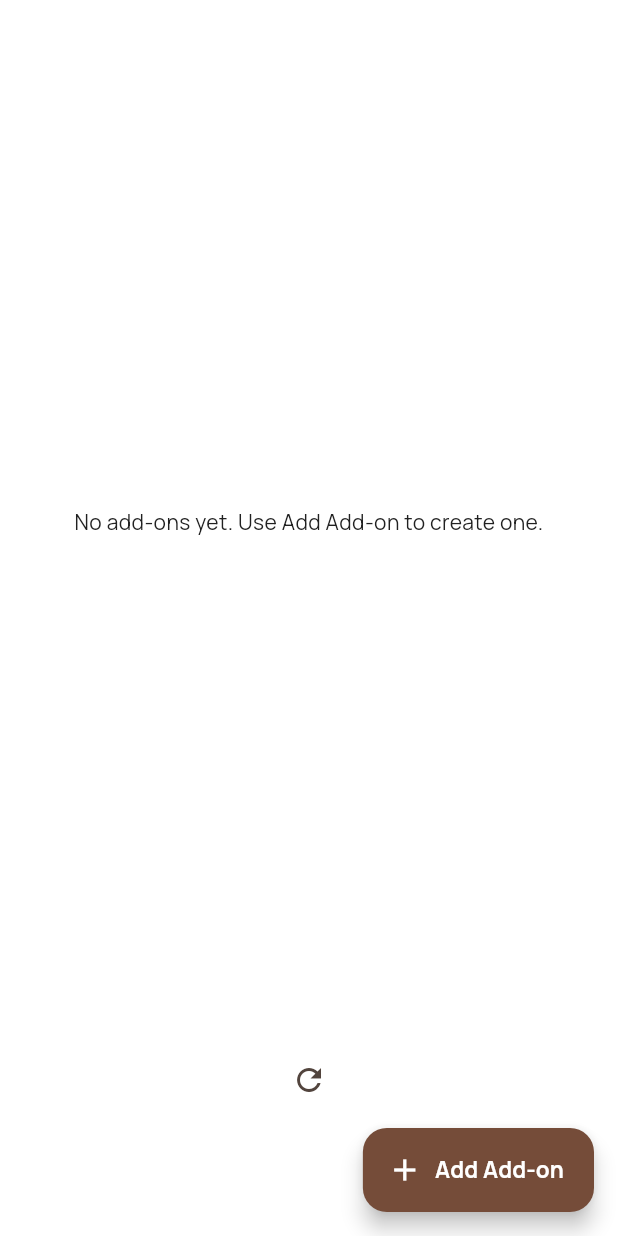
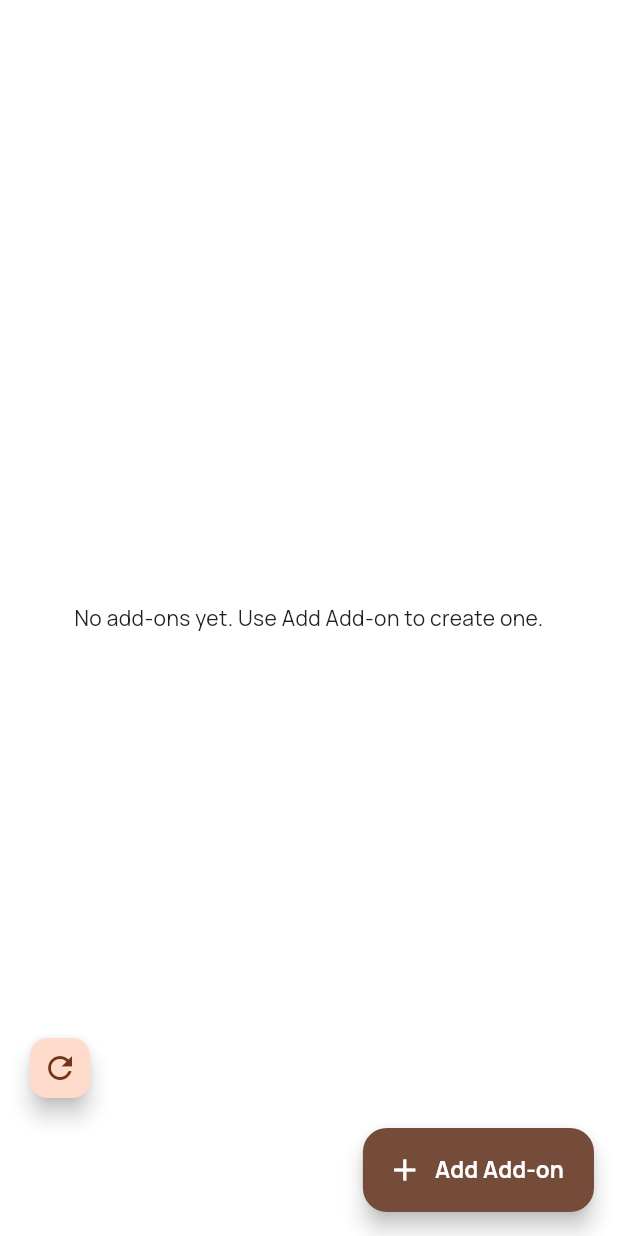
Before and after one commit to najmizakaria/bloom_and_bunch_kl, a Flutter app: the CommerceCatalogueScreen screen opened directly, on a phone screen of 412 x 824 dp. Run offline on Flutter 3.47's test engine with Material 3 defaults, Android fonts, the phone set to English and light mode, and no system bars; our stand-ins replace app_links, cloud_firestore, cloud_functions, firebase_analytics, firebase_auth, firebase_core and 11 more; missing offline and left inert: dart:js_interop, firebase_app_check; accounts and stored records are empty.

Commit message:
Updated button refresh

```diff
--- a/lib/core/widgets/firestore_page.dart
+++ b/lib/core/widgets/firestore_page.dart
@@ -62,20 +62,8 @@ class _FirestorePageState extends State<FirestorePage> {
           snapshot.data?.docs.take(_limit).toList() ??
           <QueryDocumentSnapshot<Map<String, dynamic>>>[];
       final loading = snapshot.connectionState == ConnectionState.waiting;
-      final reload = Padding(
-        padding: EdgeInsets.only(
-          bottom: Scaffold.maybeOf(context)?.widget.floatingActionButton != null
-              ? 80
-              : 0,
-        ),
-        child: Center(
-          child: IconButton(
-            tooltip: 'Reload',
-            onPressed: loading ? null : _refresh,
-            icon: const Icon(Icons.refresh),
-          ),
-        ),
-      );
+      final hasAddButton =
+          Scaffold.maybeOf(context)?.widget.floatingActionButton != null;
       Widget content;
       if (snapshot.hasError) {
         content = Center(
@@ -93,7 +81,11 @@ class _FirestorePageState extends State<FirestorePage> {
       } else if (!snapshot.hasData) {
         content = const Center(child: CircularProgressIndicator());
       } else if (widget.pageBuilder != null) {
-        content = widget.pageBuilder!(context, docs, reload);
+        content = widget.pageBuilder!(
+          context,
+          docs,
+          SizedBox(height: hasAddButton ? 160 : 88),
+        );
       } else if (docs.isEmpty) {
         content = Center(
           child: Padding(
@@ -109,14 +101,29 @@ class _FirestorePageState extends State<FirestorePage> {
             (snapshot.data?.docs.length ?? 0) > _limit && !snapshot.hasError,
         busy: loading,
         onLoad: _loadMore,
-        child: Column(
+        child: Stack(
+          fit: StackFit.expand,
           children: [
-            if (loading && snapshot.hasData) const LinearProgressIndicator(),
-            Expanded(child: content),
-            if (widget.pageBuilder == null ||
-                snapshot.hasError ||
-                !snapshot.hasData)
-              SafeArea(top: false, child: reload),
+            Column(
+              children: [
+                if (loading && snapshot.hasData)
+                  const LinearProgressIndicator(),
+                Expanded(child: content),
+              ],
+            ),
+            Positioned(
+              left: 16,
+              bottom: hasAddButton ? 88 : 16,
+              child: SafeArea(
+                top: false,
+                child: FloatingActionButton.small(
+                  heroTag: null,
+                  tooltip: 'Reload',
+                  onPressed: loading ? null : _refresh,
+                  child: const Icon(Icons.refresh),
+                ),
+              ),
+            ),
           ],
         ),
       );
--- a/lib/features/admin/admin_activity_screen.dart
+++ b/lib/features/admin/admin_activity_screen.dart
@@ -29,6 +29,7 @@ class AdminActivityScreen extends StatelessWidget {
             .where((d) => audit || prefs[d.data()['kind']] != false)
             .toList();
         return ListView(
+          padding: const EdgeInsets.only(bottom: 88),
           children: [
             if (visible.isEmpty)
               const Padding(
--- a/lib/features/admin/admin_order_detail_screen.dart
+++ b/lib/features/admin/admin_order_detail_screen.dart
@@ -278,6 +278,7 @@ class _OrderEvents extends StatelessWidget {
           .orderBy('createdAt', descending: true),
       emptyMessage: 'No recorded events.',
       builder: (context, docs) => ListView(
+        padding: const EdgeInsets.only(bottom: 88),
         children: docs
             .map(
               (d) => ListTile(
--- a/lib/features/customer/screens/order_history_screen.dart
+++ b/lib/features/customer/screens/order_history_screen.dart
@@ -243,7 +243,7 @@ class _OrderHistoryScreenState extends State<OrderHistoryScreen> {
                   : 'No active orders match this filter.',
               builder: (context, docs) {
                 return ListView.separated(
-                  padding: const EdgeInsets.fromLTRB(16, 0, 16, 28),
+                  padding: const EdgeInsets.fromLTRB(16, 0, 16, 88),
                   itemCount: docs.length,
                   separatorBuilder: (_, _) => const SizedBox(height: 12),
                   itemBuilder: (context, index) {
--- a/lib/features/florist/screens/commerce_catalogue_screen.dart
+++ b/lib/features/florist/screens/commerce_catalogue_screen.dart
@@ -398,7 +398,7 @@ class _CommerceCatalogueScreenState extends State<CommerceCatalogueScreen> {
           ? 'No add-ons yet. Use Add Add-on to create one.'
           : 'No card designs yet. Use Add Card Design to create one.',
       builder: (context, products) => ListView.builder(
-        padding: const EdgeInsets.fromLTRB(16, 14, 16, 90),
+        padding: const EdgeInsets.fromLTRB(16, 14, 16, 160),
         itemCount: products.length,
         itemBuilder: (context, index) {
           final document = products[index];
--- a/lib/features/florist/screens/florist_inventory_screen.dart
+++ b/lib/features/florist/screens/florist_inventory_screen.dart
@@ -469,7 +469,7 @@ class FloristInventoryScreen extends StatelessWidget {
           }).toList();
 
           return ListView.builder(
-            padding: const EdgeInsets.fromLTRB(16, 14, 16, 90),
+            padding: const EdgeInsets.fromLTRB(16, 14, 16, 160),
             itemCount: flowers.length,
             itemBuilder: (context, index) {
               final flower = flowers[index];
--- a/lib/features/florist/screens/florist_orders_screen.dart
+++ b/lib/features/florist/screens/florist_orders_screen.dart
@@ -101,7 +101,7 @@ class FloristOrdersScreenState extends State<FloristOrdersScreen> {
     final filtered = _filteredOrders(orders);
     if (filtered.isEmpty) return Center(child: Text(_emptyMessage()));
     return ListView(
-      padding: const EdgeInsets.all(16),
+      padding: const EdgeInsets.fromLTRB(16, 16, 16, 88),
       children: [
         for (final order in filtered)
           _OrderCard(
--- a/lib/features/rider/screens/rider_home_screen.dart
+++ b/lib/features/rider/screens/rider_home_screen.dart
@@ -81,7 +81,7 @@ class _RiderHomeScreenState extends State<RiderHomeScreen> {
       query: query,
       emptyMessage: empty,
       builder: (context, docs) => ListView(
-        padding: const EdgeInsets.all(12),
+        padding: const EdgeInsets.fromLTRB(12, 12, 12, 88),
         children: [
           for (final doc in docs)
             Builder(
--- a/lib/features/support/store_operations_screen.dart
+++ b/lib/features/support/store_operations_screen.dart
@@ -140,7 +140,7 @@ class _StoreOperationsScreenState extends State<StoreOperationsScreen> {
                   .where((d) => (d.data()['feedback']['rating'] as num) >= 4)
                   .length;
               return ListView(
-                padding: const EdgeInsets.all(16),
+                padding: const EdgeInsets.fromLTRB(16, 16, 16, 88),
                 children: [
                   if (_view == 'Feedback')
                     Text(
```
Also changed, not shown: lib/features/florist/screens/florist_bouquets_tab.dart (+20 -26 lines), lib/features/florist/screens/florist_dashboard_screen.dart (+19 -7 lines), 1 other file.
